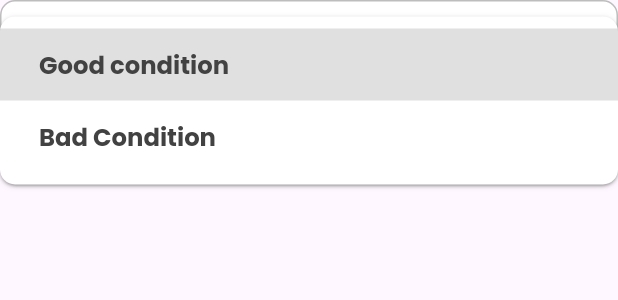
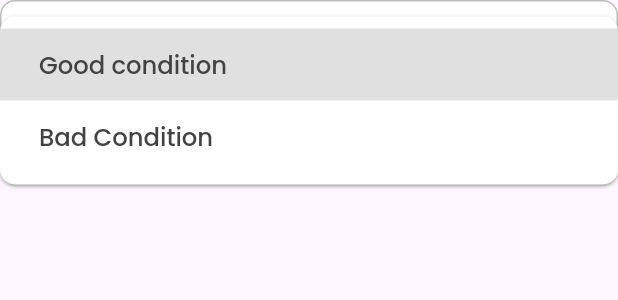
Before and after one commit to VijayAdithP/Audit-Fitness, a Flutter app: the DropdownUser widget shown alone on an empty page, opened directly, after a tap on "Condition", on a phone screen of 412 x 824 dp. Shown: the top 300 px of the screen. Run offline on Flutter 3.47's test engine with Material 3 defaults, Android fonts, the phone set to English and light mode, and no system bars; our stand-ins replace badges, cached_network_image, delightful_toast, device_preview, double_back_to_close_app, firebase_core and 15 more; missing offline and left inert: syncfusion_flutter_core; accounts and stored records are empty; network calls fail.

Commit message:
minor UI tweaks

```diff
--- a/lib/controllers/logincontroller.dart
+++ b/lib/controllers/logincontroller.dart
@@ -5,6 +5,7 @@ import 'package:get/get.dart';
 import 'package:get_storage/get_storage.dart';
 import 'package:http/http.dart' as http;
 import 'package:auditfitnesstest/screens/main_page.dart';
+import 'package:provider/provider.dart';
 
 class LoginController extends GetxController {
   final TextEditingController usernameController = TextEditingController();
@@ -39,6 +40,7 @@ class LoginController extends GetxController {
 
         passwordController.clear();
         usernameController.clear();
+
         Get.off(() => const Mainpage());
       } else {
         throw jsonDecode(response.body)["Message"] ?? "Invalid Login";
--- a/lib/screens/admin/campus_progress_edit.dart
+++ b/lib/screens/admin/campus_progress_edit.dart
@@ -151,8 +151,8 @@ class _CampusProgressEditState extends State<CampusProgressEdit> {
                 ),
                 title: Text(
                   _languageProvider.isTamil
-                      ? "பயனர் வெற்றிகரமாக உருவாக்கப்பட்டது"
-                      : "User successfully created",
+                      ? "பணி ஐடி வெற்றிகரமாக உருவாக்கப்பட்டது"
+                      : "Campus-Id successfully created",
                   style: const TextStyle(
                     fontWeight: FontWeight.w700,
                     fontSize: 14,
--- a/lib/screens/user/userpage.dart
+++ b/lib/screens/user/userpage.dart
@@ -210,6 +210,8 @@ class __Drawer_State extends State<_Drawer_> {
               ),
               onTap: () {
                 fcmtokendelete();
+                final provider = context.read<WeeklyTasksProvider>();
+                provider.toggleFetching();
                 Navigator.pushReplacement(
                   context,
                   MaterialPageRoute(
@@ -247,6 +249,7 @@ class _UserHomePageState extends State<UserHomePage> {
   }
 
   Future<void> _refreshTasks() async {
+    await Future.delayed(const Duration(seconds: 1));
     // Trigger the fetch operation using the provider
     await Provider.of<WeeklyTasksProvider>(context, listen: false)
         .fetchWeeklyTasks();
--- a/lib/screens/widgets/User-Widgets/dropdown_user.dart
+++ b/lib/screens/widgets/User-Widgets/dropdown_user.dart
@@ -56,14 +56,16 @@ class _DropdownUserState extends State<DropdownUser> {
         ),
       ),
       child: Center(
+        child: Padding(
+          padding: const EdgeInsets.all(10.0),
           child: DropdownButton<String>(
             // alignment: Alignment.bottomCenter,
             hint: Padding(
               padding: const EdgeInsets.only(
-              left: 20.0,
-              top: 10,
-              bottom: 10,
-              right: 20,
+                left: 10.0,
+                // top: 10,
+                // bottom: 10,
+                right: 10,
               ),
               child: Text(
                 Provider.of<LanguageProvider>(context).isTamil
@@ -109,7 +111,7 @@ class _DropdownUserState extends State<DropdownUser> {
                         ? "நல்ல நிலை"
                         : 'Good condition',
                     style: GoogleFonts.poppins(
-                    fontWeight: FontWeight.bold,
+                      fontWeight: FontWeight.w500,
                       fontSize: 18,
                       // color: fontColor,
                     ),
@@ -129,7 +131,7 @@ class _DropdownUserState extends State<DropdownUser> {
                         ? "மோசமான நிலை"
                         : 'Bad Condition',
                     style: GoogleFonts.poppins(
-                    fontWeight: FontWeight.bold,
+                      fontWeight: FontWeight.w500,
                       fontSize: 18,
                       // color: fontColor,
                     ),
@@ -139,6 +141,7 @@ class _DropdownUserState extends State<DropdownUser> {
             ],
           ),
         ),
+      ),
     );
   }
 }
--- a/lib/utils/apiendpoints.dart
+++ b/lib/utils/apiendpoints.dart
@@ -1,5 +1,5 @@
 class ApiEndPoints {
-  static const String baseUrl = 'http://10.10.163.36:8001';
+  static const String baseUrl = 'http://10.10.17.156:8001';
   static AuthEndPoints authEndpoints = AuthEndPoints();
 }
 
--- a/pubspec.yaml
+++ b/pubspec.yaml
@@ -71,6 +71,8 @@ dependencies:
   google_nav_bar: ^5.0.6
   badges: ^3.1.2
   double_back_to_close_app: ^2.1.0
+  internet_connection_checker_plus: ^2.5.1
+  device_preview: ^1.2.0
 
 dev_dependencies:
   flutter_test:
```
Also changed, not shown: lib/main.dart (+10 -2 lines), lib/models/locale_provider.dart (+80 -10 lines), lib/screens/admin/adminpage.dart (+34 -0 lines), lib/screens/admin/viewing pages/view_all_users.dart (+33 -20 lines), lib/screens/main_page.dart (+7 -1 lines), lib/screens/user/Weekly-Audit/weekly_user_audit_list.dart (+5 -4 lines), pubspec.lock, 2 other files. Lines whose indentation alone changed are shown as unchanged.
